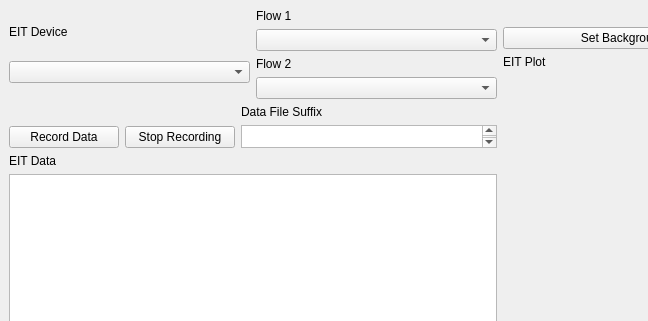
Qt form layout/eit_with_dual_flow.ui (ABI-EIT/EIT_Data_Acquisition) before a commit; both pictures show x 0 to 648 and y 0 to 321 of the 1000 by 669 pixel window.
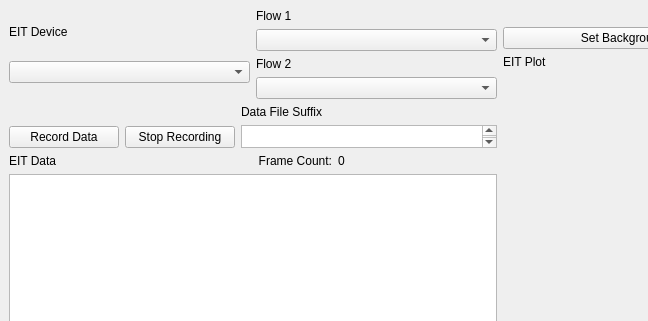
The same form after that commit.

Commit message: added eit frame count

Diff of the .ui file:
```diff
--- a/layout/eit_with_dual_flow.ui
+++ b/layout/eit_with_dual_flow.ui
@@ -320,11 +320,32 @@
        <layout class="QHBoxLayout" name="testButtonsLayout"/>
       </item>
       <item>
+       <layout class="QHBoxLayout" name="horizontalLayout">
+        <item>
        <widget class="QLabel" name="label">
         <property name="text">
          <string>EIT Data</string>
         </property>
        </widget>
+        </item>
+        <item>
+         <widget class="QLabel" name="FrameCountLabelLabel">
+          <property name="text">
+           <string>Frame Count:</string>
+          </property>
+          <property name="alignment">
+           <set>Qt::AlignRight|Qt::AlignTrailing|Qt::AlignVCenter</set>
+          </property>
+         </widget>
+        </item>
+        <item>
+         <widget class="QLabel" name="FrameCountCountLabel">
+          <property name="text">
+           <string>0</string>
+          </property>
+         </widget>
+        </item>
+       </layout>
       </item>
       <item>
        <widget class="QTextEdit" name="textEdit">
```
Lines whose indentation alone changed are shown as unchanged. The commit also changes 1 other file.
